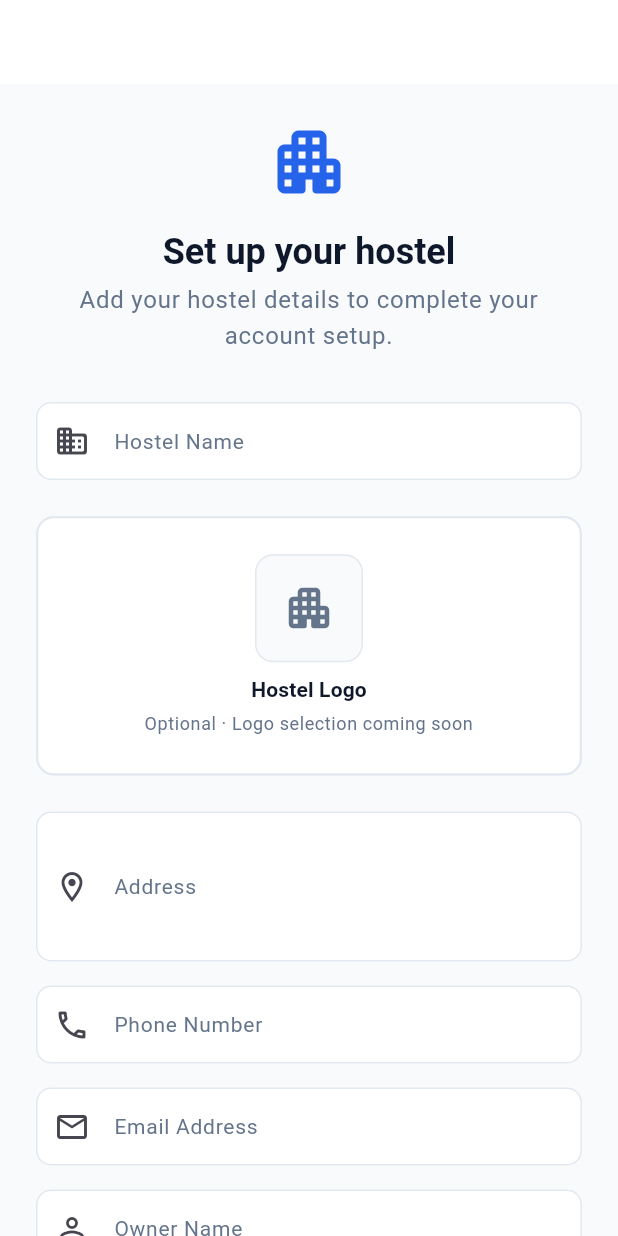
After one commit to AflahShadilk/hostel_management, a Flutter app: the HostelSetupPage screen opened by its route, on a phone screen of 412 x 824 dp. The commit adds this screen. Run offline on Flutter 3.47's test engine with Material 3 defaults, Android fonts, the phone set to English and light mode, and no system bars; our stand-ins replace equatable, flutter_bloc, flutter_secure_storage, get_it, go_router, sqflite; accounts and stored records are empty.

Commit message:
feat(hostel): add hostel setup and authenticated destination flow

```diff
--- a/lib/core/router/app_router.dart
+++ b/lib/core/router/app_router.dart
@@ -10,6 +10,7 @@ import '../../features/auth/presentation/pages/role_selection_page.dart';
 import '../../features/auth/presentation/pages/owner_sign_up_page.dart';
 import '../../features/auth/presentation/pages/login_page.dart';
 import '../../features/auth/presentation/pages/pin_setup_page.dart';
+import '../../features/hostel/presentation/pages/hostel_setup_page.dart';
 
 abstract final class AppRouter {
   static final GoRouter router = GoRouter(
@@ -47,6 +48,11 @@ abstract final class AppRouter {
         builder: (context, state) => const PinSetupPage(),
       ),
       GoRoute(
+        name: AppRoutes.hostelSetupName,
+        path: AppRoutes.hostelSetupPath,
+        builder: (context, state) => const HostelSetupPage(),
+      ),
+      GoRoute(
         name: AppRoutes.homeName,
         path: AppRoutes.homePath,
         builder: (context, state) => const HomePage(),
--- a/lib/core/router/app_routes.dart
+++ b/lib/core/router/app_routes.dart
@@ -17,6 +17,9 @@ abstract final class AppRoutes {
   static const String managerLoginName = 'managerLogin';
   static const String managerLoginPath = '/manager/login';
 
+  static const String hostelSetupName = 'hostelSetup';
+  static const String hostelSetupPath = '/hostel/setup';
+
   static const String homeName = 'home';
   static const String homePath = '/home';
 }
--- /dev/null
+++ b/lib/features/hostel/presentation/pages/hostel_setup_page.dart
@@ -0,0 +1,394 @@
+import 'package:flutter/material.dart';
+import 'package:flutter_bloc/flutter_bloc.dart';
+import 'package:go_router/go_router.dart';
+
+import '../../../../core/constants/app_spacing.dart';
+import '../../../../core/router/app_routes.dart';
+import '../../../../core/theme/app_colors.dart';
+import '../../../../core/widgets/app_button.dart';
+import '../../../../core/widgets/app_text_field.dart';
+import '../../../auth/domain/entities/user_role.dart';
+import '../../../auth/presentation/cubit/auth_cubit.dart';
+
+import '../cubit/hostel_cubit.dart';
+import '../cubit/hostel_state.dart';
+import '../cubit/hostel_status.dart';
+
+/// Initial hostel configuration page shown to a new Owner after PIN setup,
+/// or to a returning Owner who has not yet completed hostel setup.
+///
+/// Flow:
+///   HostelSetupPage
+///   → HostelCubit.createHostel()
+///   → HostelRepository
+///   → SQLite
+///
+/// Navigation is outbound-only: the page has no back arrow and uses
+/// replacement navigation on success so it never appears in the back stack.
+class HostelSetupPage extends StatefulWidget {
+  const HostelSetupPage({super.key});
+
+  @override
+  State<HostelSetupPage> createState() => _HostelSetupPageState();
+}
+
+class _HostelSetupPageState extends State<HostelSetupPage> {
+  final _formKey = GlobalKey<FormState>();
+
+  final _hostelNameController = TextEditingController();
+  final _addressController = TextEditingController();
+  final _phoneController = TextEditingController();
+  final _emailController = TextEditingController();
+  final _ownerNameController = TextEditingController();
+
+  @override
+  void initState() {
+    super.initState();
+    // Prefill owner-related fields from the authenticated session once,
+    // safely, without calling setState().
+    WidgetsBinding.instance.addPostFrameCallback((_) {
+      if (!mounted) return;
+      final authState = context.read<AuthCubit>().state;
+      final user = authState.user;
+      if (user != null && user.role == UserRole.owner) {
+        _ownerNameController.text = user.name;
+        _phoneController.text = user.phone;
+        _emailController.text = user.email;
+      }
+    });
+  }
+
+  @override
+  void dispose() {
+    _hostelNameController.dispose();
+    _addressController.dispose();
+    _phoneController.dispose();
+    _emailController.dispose();
+    _ownerNameController.dispose();
+    super.dispose();
+  }
+
+  // ---------------------------------------------------------------------------
+  // Submission
+  // ---------------------------------------------------------------------------
+
+  void _submit(BuildContext context) {
+    FocusScope.of(context).unfocus();
+
+    if (!(_formKey.currentState?.validate() ?? false)) return;
+
+    // Confirm authenticated owner context before calling the cubit.
+    final authState = context.read<AuthCubit>().state;
+    final user = authState.user;
+
+    if (user == null ||
+        user.role != UserRole.owner ||
+        user.id == null ||
+        user.id! <= 0) {
+      ScaffoldMessenger.of(context).showSnackBar(
+        const SnackBar(
+          content: Text(
+            'Unable to identify the owner account. Please sign in again.',
+          ),
+          backgroundColor: AppColors.error,
+        ),
+      );
+      return;
+    }
+
+    context.read<HostelCubit>().createHostel(
+          name: _hostelNameController.text,
+          logoPath: null, // Image picker will be added in a future task.
+          address: _addressController.text,
+          phone: _phoneController.text,
+          email: _emailController.text,
+          ownerName: _ownerNameController.text,
+          ownerUserId: user.id!,
+        );
+  }
+
+  // ---------------------------------------------------------------------------
+  // Validators
+  // ---------------------------------------------------------------------------
+
+  static String? _validateRequired(String? value, String message) {
+    if (value == null || value.trim().isEmpty) return message;
+    return null;
+  }
+
+  static String? _validatePhone(String? value) {
+    if (value == null || value.trim().isEmpty) {
+      return 'Please enter a phone number.';
+    }
+    // Allows an optional leading + followed by 6-15 digits.
+    final digits = value.trim().replaceFirst('+', '');
+    if (digits.isEmpty || int.tryParse(digits) == null) {
+      return 'Please enter a valid phone number.';
+    }
+    if (digits.length < 6 || digits.length > 15) {
+      return 'Please enter a valid phone number.';
+    }
+    return null;
+  }
+
+  static String? _validateEmail(String? value) {
+    if (value == null || value.trim().isEmpty) {
+      return 'Please enter an email address.';
+    }
+    if (!RegExp(r'^[^@\s]+@[^@\s]+\.[^@\s]+$').hasMatch(value.trim())) {
+      return 'Please enter a valid email address.';
+    }
+    return null;
+  }
+
+  // ---------------------------------------------------------------------------
+  // Build
+  // ---------------------------------------------------------------------------
+
+  @override
+  Widget build(BuildContext context) {
+    return BlocListener<HostelCubit, HostelState>(
+      listenWhen: (previous, current) => previous.status != current.status,
+      listener: (context, state) {
+        if (state.status == HostelStatus.failure &&
+            state.errorMessage != null) {
+          ScaffoldMessenger.of(context).showSnackBar(
+            SnackBar(
+              content: Text(state.errorMessage!),
+              backgroundColor: AppColors.error,
+            ),
+          );
+        } else if (state.status == HostelStatus.success ||
+            state.status == HostelStatus.configured) {
+          // Hostel is now configured — navigate to Home, replacing setup page.
+          context.goNamed(AppRoutes.homeName);
+        }
+      },
+      child: Scaffold(
+        backgroundColor: AppColors.background,
+        appBar: AppBar(
+          title: const Text('Set Up Your Hostel'),
+          automaticallyImplyLeading: false, // No back to incomplete flow.
+        ),
+        body: SafeArea(
+          child: Center(
+            child: ConstrainedBox(
+              // Centred on tablets with a sensible max width.
+              constraints: const BoxConstraints(maxWidth: 680),
+              child: SingleChildScrollView(
+                padding: const EdgeInsets.symmetric(
+                  horizontal: AppSpacing.lg,
+                  vertical: AppSpacing.lg,
+                ),
+                child: Form(
+                  key: _formKey,
+                  child: Column(
+                    crossAxisAlignment: CrossAxisAlignment.stretch,
+                    children: [
+                      // --------------------------------------------------------
+                      // Header
+                      // --------------------------------------------------------
+                      const Icon(
+                        Icons.apartment_rounded,
+                        size: 56,
+                        color: AppColors.primary,
+                      ),
+                      const SizedBox(height: AppSpacing.md),
+                      Text(
+                        'Set up your hostel',
+                        style: Theme.of(context)
+                            .textTheme
+                            .headlineSmall
+                            ?.copyWith(
+                              fontWeight: FontWeight.bold,
+                              color: AppColors.textPrimary,
+                            ),
+                        textAlign: TextAlign.center,
+                      ),
+                      const SizedBox(height: AppSpacing.xs),
+                      Text(
+                        'Add your hostel details to complete your account setup.',
+                        style: Theme.of(context).textTheme.bodyLarge?.copyWith(
+                              color: AppColors.textSecondary,
+                            ),
+                        textAlign: TextAlign.center,
+                      ),
+
+                      const SizedBox(height: AppSpacing.xl),
+
+                      // --------------------------------------------------------
+                      // Hostel Name
+                      // --------------------------------------------------------
+                      AppTextField(
+                        controller: _hostelNameController,
+                        label: 'Hostel Name',
+                        prefixIcon: const Icon(Icons.business_rounded),
+                        textInputAction: TextInputAction.next,
+                        validator: (value) => _validateRequired(
+                            value, 'Please enter the hostel name.'),
+                      ),
+
+                      const SizedBox(height: AppSpacing.lg),
+
+                      // --------------------------------------------------------
+                      // Logo Placeholder
+                      // --------------------------------------------------------
+                      _LogoPlaceholder(),
+
+                      const SizedBox(height: AppSpacing.lg),
+
+                      // --------------------------------------------------------
+                      // Address
+                      // --------------------------------------------------------
+                      AppTextField(
+                        controller: _addressController,
+                        label: 'Address',
+                        prefixIcon: const Icon(Icons.location_on_outlined),
+                        maxLines: 3,
+                        textInputAction: TextInputAction.next,
+                        keyboardType: TextInputType.streetAddress,
+                        validator: (value) => _validateRequired(
+                            value, 'Please enter the hostel address.'),
+                      ),
+
+                      const SizedBox(height: AppSpacing.md),
+
+                      // --------------------------------------------------------
+                      // Phone Number
+                      // --------------------------------------------------------
+                      AppTextField(
+                        controller: _phoneController,
+                        label: 'Phone Number',
+                        prefixIcon: const Icon(Icons.phone_outlined),
+                        keyboardType: TextInputType.phone,
+                        textInputAction: TextInputAction.next,
+                        validator: _validatePhone,
+                      ),
+
+                      const SizedBox(height: AppSpacing.md),
+
+                      // --------------------------------------------------------
+                      // Email Address
+                      // --------------------------------------------------------
+                      AppTextField(
+                        controller: _emailController,
+                        label: 'Email Address',
+                        prefixIcon: const Icon(Icons.email_outlined),
+                        keyboardType: TextInputType.emailAddress,
+                        textInputAction: TextInputAction.next,
+                        validator: _validateEmail,
+                      ),
+
+                      const SizedBox(height: AppSpacing.md),
+
+                      // --------------------------------------------------------
+                      // Owner Name
+                      // --------------------------------------------------------
+                      AppTextField(
+                        controller: _ownerNameController,
+                        label: 'Owner Name',
+                        prefixIcon: const Icon(Icons.person_outline_rounded),
+                        textInputAction: TextInputAction.done,
+                        validator: (value) => _validateRequired(
+                            value, 'Please enter the owner name.'),
+                      ),
+
+                      const SizedBox(height: AppSpacing.xl),
+
+                      // --------------------------------------------------------
+                      // Complete Setup Button
+                      // --------------------------------------------------------
+                      BlocSelector<HostelCubit, HostelState, bool>(
+                        selector: (state) =>
+                            state.status == HostelStatus.saving,
+                        builder: (context, isSaving) {
+                          return AppButton(
+                            label: 'Complete Setup',
+                            isLoading: isSaving,
+                            isFullWidth: true,
+                            onPressed:
+                                isSaving ? null : () => _submit(context),
+                          );
+                        },
+                      ),
+
+                      const SizedBox(height: AppSpacing.md),
+
+                      Text(
+                        'You can update these details later in Hostel Settings.',
+                        style: Theme.of(context).textTheme.bodySmall?.copyWith(
+                              color: AppColors.textSecondary,
+                            ),
+                        textAlign: TextAlign.center,
+                      ),
+
+                      const SizedBox(height: AppSpacing.lg),
+                    ],
+                  ),
+                ),
+              ),
+            ),
+          ),
+        ),
+      ),
+    );
+  }
+}
+
+// ---------------------------------------------------------------------------
+// Logo Placeholder Widget
+// ---------------------------------------------------------------------------
+
+/// Informational placeholder for the future logo picker.
+/// Passes logoPath: null during hostel creation — no fake paths are created.
+class _LogoPlaceholder extends StatelessWidget {
+  @override
+  Widget build(BuildContext context) {
+    return Container(
+      decoration: BoxDecoration(
+        color: AppColors.surface,
+        border: Border.all(color: AppColors.border, width: 1.5),
+        borderRadius: BorderRadius.circular(12),
+      ),
+      padding: const EdgeInsets.symmetric(
+        vertical: AppSpacing.lg,
+        horizontal: AppSpacing.md,
+      ),
+      child: Column(
+        mainAxisSize: MainAxisSize.min,
+        children: [
+          Container(
+            width: 72,
+            height: 72,
+            decoration: BoxDecoration(
+              color: AppColors.background,
+              border: Border.all(color: AppColors.border),
+              borderRadius: BorderRadius.circular(12),
+            ),
+            child: const Icon(
+              Icons.apartment_rounded,
+              size: 36,
+              color: AppColors.textSecondary,
+            ),
+          ),
+          const SizedBox(height: AppSpacing.sm),
+          Text(
+            'Hostel Logo',
+            style: Theme.of(context).textTheme.titleSmall?.copyWith(
+                  color: AppColors.textPrimary,
+                  fontWeight: FontWeight.w600,
+                ),
+          ),
+          const SizedBox(height: AppSpacing.xs),
+          Text(
+            'Optional · Logo selection coming soon',
+            style: Theme.of(context).textTheme.bodySmall?.copyWith(
+                  color: AppColors.textSecondary,
+                ),
+            textAlign: TextAlign.center,
+          ),
+        ],
+      ),
+    );
+  }
+}
```
Also changed, not shown: lib/app.dart (+9 -2 lines), lib/core/presentation/authenticated_destination_resolver.dart (added, +175 -0 lines), lib/features/auth/presentation/pages/login_page.dart (+37 -15 lines), lib/features/auth/presentation/pages/pin_setup_page.dart (+37 -15 lines), lib/features/auth/presentation/pages/splash_page.dart (+19 -10 lines), 1 other file.
